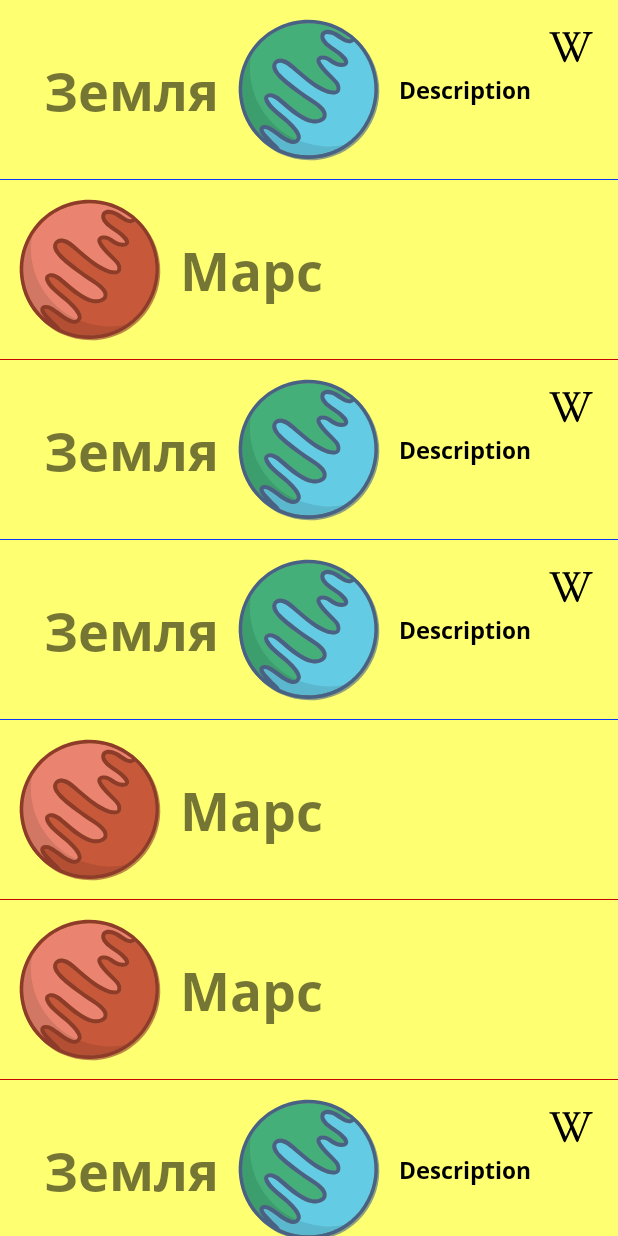
After one commit to ip-droid/PiK4A, an Android app: the RecyclerActivity screen opened directly, with no data from a screen before it, on a phone screen of 412 x 824 dp. The commit adds this screen. Run offline under Robolectric (Android 15) with nearby library versions, the phone set to English and light mode, and no system bars.

Commit message:
Создал RecyclerActivityAdapter.kt c ViewHolder двух типов TYPE_EARTH и TYPE_MARS

```diff
--- a/app/src/main/AndroidManifest.xml
+++ b/app/src/main/AndroidManifest.xml
@@ -25,7 +25,6 @@
         </activity>
 
 
-
         <activity
             android:name=".animation.AnimationsActivity"
             android:exported="true">
@@ -34,22 +33,24 @@
         <activity
             android:name=".animation.AnimationsActivityBonus"
             android:exported="true">
+        </activity>
+
+
+        <activity
+            android:name=".recycler.RecyclerActivity"
+            android:exported="true">
+
             <intent-filter>
                 <action android:name="android.intent.action.MAIN" />
 
                 <category android:name="android.intent.category.LAUNCHER" />
             </intent-filter>
-
         </activity>
-
-
 
 
         <activity
             android:name=".view.MainActivity"
             android:exported="true">
-
-
         </activity>
     </application>
 
--- /dev/null
+++ b/app/src/main/java/com/google/pik4a/recycler/Data.kt
@@ -0,0 +1,3 @@
+package com.google.pik4a.recycler
+
+data class Data(val someText:String = "Text",val someDescription: String = "Description")
--- /dev/null
+++ b/app/src/main/java/com/google/pik4a/recycler/OnListItemClickListener.kt
@@ -0,0 +1,5 @@
+package com.google.pik4a.recycler
+
+interface OnListItemClickListener {
+    fun onItemClick(date:Data)
+}
--- /dev/null
+++ b/app/src/main/java/com/google/pik4a/recycler/RecyclerActivity.kt
@@ -0,0 +1,32 @@
+package com.google.pik4a.recycler
+
+import android.os.Bundle
+import android.widget.Toast
+import androidx.appcompat.app.AppCompatActivity
+import com.google.pik4a.databinding.ActivityRecyclerBinding
+
+class RecyclerActivity : AppCompatActivity() {
+    lateinit var binding: ActivityRecyclerBinding
+    override fun onCreate(savedInstanceState: Bundle?) {
+        super.onCreate(savedInstanceState)
+        binding = ActivityRecyclerBinding.inflate(layoutInflater)
+        setContentView(binding.root)
+
+        val data = listOf(
+            Data("Earth"),
+            Data("Mars", ""),
+            Data("Earth"),
+            Data("Earth"),
+            Data("Mars", ""),
+            Data("Mars", ""),
+            Data("Earth"),
+            Data("Mars", "")
+        )
+        binding.recyclerView.adapter = RecyclerActivityAdapter(
+            object : OnListItemClickListener {
+                override fun onItemClick(data: Data) {
+                    Toast.makeText(this@RecyclerActivity,data.someText, Toast.LENGTH_SHORT).show()
+                }
+            }, data)
+    }
+}
--- /dev/null
+++ b/app/src/main/java/com/google/pik4a/recycler/RecyclerActivityAdapter.kt
@@ -0,0 +1,82 @@
+package com.google.pik4a.recycler
+
+import android.view.LayoutInflater
+import android.view.View
+import android.view.ViewGroup
+import androidx.recyclerview.widget.RecyclerView
+import com.google.pik4a.databinding.ActivityRecyclerItemEarthBinding
+import com.google.pik4a.databinding.ActivityRecyclerItemMarsBinding
+
+class RecyclerActivityAdapter(
+    private var onListItemClickListener: OnListItemClickListener,
+    private var data: List<Data>
+) : RecyclerView.Adapter<RecyclerView.ViewHolder>() {
+
+    override fun onCreateViewHolder(parent: ViewGroup, viewType: Int): RecyclerView.ViewHolder {
+        return when(viewType){
+            TYPE_EARTH->{
+                val binding: ActivityRecyclerItemEarthBinding =
+                    ActivityRecyclerItemEarthBinding.inflate(LayoutInflater.from(parent.context),parent,false)
+                EarthViewHolder(binding.root)
+            }
+            TYPE_MARS->{
+                val binding: ActivityRecyclerItemMarsBinding =
+                    ActivityRecyclerItemMarsBinding.inflate(LayoutInflater.from(parent.context),parent,false)
+                MarsViewHolder(binding.root)
+            }
+            else -> {
+                val binding: ActivityRecyclerItemMarsBinding =
+                    ActivityRecyclerItemMarsBinding.inflate(LayoutInflater.from(parent.context),parent,false)
+                MarsViewHolder(binding.root)
+            }
+        }
+    }
+
+    override fun getItemViewType(position: Int): Int {
+        return if(data[position].someDescription.isNullOrBlank()) TYPE_MARS else TYPE_EARTH
+    }
+
+    override fun onBindViewHolder(holder: RecyclerView.ViewHolder, position: Int) {
+        when(getItemViewType(position)){
+            TYPE_EARTH->{
+                (holder as EarthViewHolder).bind(data[position])
+            }
+            TYPE_MARS->{
+                (holder as MarsViewHolder).bind(data[position])
+            }
+        }
+    }
+
+    override fun getItemCount(): Int {
+        return data.size
+    }
+
+    inner class EarthViewHolder(view: View): RecyclerView.ViewHolder(view){
+        fun bind(data: Data){
+            ActivityRecyclerItemEarthBinding.bind(itemView).apply {
+                descriptionTextView.text = data.someDescription
+                wikiImageView.setOnClickListener {
+                    onListItemClickListener.onItemClick(data)
+                }
+            }
+        }
+    }
+
+    inner class MarsViewHolder(view: View): RecyclerView.ViewHolder(view){
+        fun bind(data: Data){
+            // было itemView.findViewById<ImageView>(R.id.marsImageView).setOnClickListener {  }
+            ActivityRecyclerItemMarsBinding.bind(itemView).apply {
+                marsImageView.setOnClickListener {
+                    onListItemClickListener.onItemClick(data)
+                }
+            }
+        }
+    }
+
+    companion object{
+        private const val TYPE_EARTH=0
+        private const val TYPE_MARS=1
+    }
+
+
+}
--- a/app/src/main/java/com/google/pik4a/view/picture/BottomNavigationDrawerFragment.kt
+++ b/app/src/main/java/com/google/pik4a/view/picture/BottomNavigationDrawerFragment.kt
@@ -11,6 +11,7 @@ import com.google.pik4a.R
 import com.google.pik4a.animation.AnimationsActivity
 import com.google.pik4a.animation.AnimationsActivityBonus
 import com.google.pik4a.databinding.BottonNavigationLayoutBinding
+import com.google.pik4a.recycler.RecyclerActivity
 
 class BottomNavigationDrawerFragment : BottomSheetDialogFragment() {
 
@@ -42,6 +43,11 @@ class BottomNavigationDrawerFragment : BottomSheetDialogFragment() {
                         startActivity(Intent(it, AnimationsActivityBonus::class.java))
                     }
                 }
+                R.id.navigation_third ->{
+                    activity?.let {
+                        startActivity(Intent(it, RecyclerActivity::class.java))
+                    }
+                }
             }
             true
         }
--- /dev/null
+++ b/app/src/main/res/layout/activity_recycler.xml
@@ -0,0 +1,16 @@
+<?xml version="1.0" encoding="utf-8"?>
+<androidx.constraintlayout.widget.ConstraintLayout xmlns:android="http://schemas.android.com/apk/res/android"
+    xmlns:app="http://schemas.android.com/apk/res-auto"
+    android:layout_width="match_parent"
+    android:layout_height="match_parent">
+
+    <androidx.recyclerview.widget.RecyclerView
+        android:id="@+id/recyclerView"
+        android:layout_width="match_parent"
+        android:layout_height="wrap_content"
+        app:layoutManager="androidx.recyclerview.widget.LinearLayoutManager"
+        app:layout_constraintEnd_toEndOf="parent"
+        app:layout_constraintHorizontal_bias="0.0"
+        app:layout_constraintStart_toStartOf="parent"
+        app:layout_constraintTop_toTopOf="parent" />
+</androidx.constraintlayout.widget.ConstraintLayout>
--- /dev/null
+++ b/app/src/main/res/layout/activity_recycler_item_earth.xml
@@ -0,0 +1,60 @@
+<?xml version="1.0" encoding="utf-8"?>
+<androidx.constraintlayout.widget.ConstraintLayout xmlns:android="http://schemas.android.com/apk/res/android"
+    xmlns:app="http://schemas.android.com/apk/res-auto"
+    android:layout_width="match_parent"
+    android:layout_height="wrap_content">
+
+    <androidx.appcompat.widget.AppCompatImageView
+        android:id="@+id/earthImageView"
+        android:layout_width="120dp"
+        android:layout_height="120dp"
+        app:layout_constraintEnd_toEndOf="parent"
+        app:layout_constraintStart_toStartOf="parent"
+        app:layout_constraintTop_toTopOf="parent"
+        app:srcCompat="@drawable/bg_earth" />
+
+    <androidx.appcompat.widget.AppCompatTextView
+        android:layout_width="wrap_content"
+        android:layout_height="wrap_content"
+        android:text="Земля"
+        android:textSize="35sp"
+        android:textStyle="bold"
+        app:layout_constraintBottom_toBottomOf="@+id/earthImageView"
+        app:layout_constraintEnd_toStartOf="@+id/earthImageView"
+        app:layout_constraintTop_toTopOf="@+id/earthImageView" />
+
+    <androidx.appcompat.widget.AppCompatImageView
+        android:id="@+id/wikiImageView"
+        android:layout_width="wrap_content"
+        android:layout_height="wrap_content"
+        android:layout_margin="15dp"
+        app:layout_constraintEnd_toEndOf="parent"
+        app:layout_constraintTop_toTopOf="parent"
+        app:srcCompat="@drawable/ic_wikipedia" />
+
+    <androidx.appcompat.widget.AppCompatTextView
+        android:id="@+id/descriptionTextView"
+        android:layout_width="0dp"
+        android:layout_height="wrap_content"
+        android:text="Дополнительный текст"
+        android:textColor="#000"
+        android:textSize="15sp"
+        app:layout_constraintBottom_toBottomOf="@+id/earthImageView"
+        app:layout_constraintEnd_toStartOf="@+id/barrier"
+        app:layout_constraintStart_toEndOf="@+id/earthImageView"
+        app:layout_constraintTop_toTopOf="@+id/earthImageView" />
+
+    <androidx.constraintlayout.widget.Barrier
+        android:id="@+id/barrier"
+        android:layout_width="wrap_content"
+        android:layout_height="wrap_content"
+        app:barrierDirection="end"
+        app:constraint_referenced_ids="wikiImageView" />
+
+    <View
+        android:layout_width="match_parent"
+        android:layout_height="1px"
+        android:background="#0D39F9"
+        app:layout_constraintBottom_toBottomOf="@+id/earthImageView"
+        app:layout_constraintStart_toStartOf="parent" />
+</androidx.constraintlayout.widget.ConstraintLayout>
--- /dev/null
+++ b/app/src/main/res/layout/activity_recycler_item_mars.xml
@@ -0,0 +1,31 @@
+<?xml version="1.0" encoding="utf-8"?>
+<androidx.constraintlayout.widget.ConstraintLayout xmlns:android="http://schemas.android.com/apk/res/android"
+    xmlns:app="http://schemas.android.com/apk/res-auto"
+    android:layout_width="match_parent"
+    android:layout_height="wrap_content">
+
+    <androidx.appcompat.widget.AppCompatImageView
+        android:id="@+id/marsImageView"
+        android:layout_width="120dp"
+        android:layout_height="120dp"
+        app:layout_constraintStart_toStartOf="parent"
+        app:layout_constraintTop_toTopOf="parent"
+        app:srcCompat="@drawable/bg_mars" />
+
+    <androidx.appcompat.widget.AppCompatTextView
+        android:layout_width="wrap_content"
+        android:layout_height="wrap_content"
+        android:text="Марс"
+        android:textSize="35sp"
+        android:textStyle="bold"
+        app:layout_constraintBottom_toBottomOf="@+id/marsImageView"
+        app:layout_constraintStart_toEndOf="@+id/marsImageView"
+        app:layout_constraintTop_toTopOf="@+id/marsImageView" />
+
+    <View
+        android:layout_width="match_parent"
+        android:layout_height="1px"
+        android:background="#C90202"
+        app:layout_constraintBottom_toBottomOf="@+id/marsImageView"
+        app:layout_constraintStart_toStartOf="parent" />
+</androidx.constraintlayout.widget.ConstraintLayout>
--- a/app/src/main/res/menu/menu_bottom_navigation.xml
+++ b/app/src/main/res/menu/menu_bottom_navigation.xml
@@ -1,6 +1,5 @@
 <?xml version="1.0" encoding="utf-8"?>
-<menu xmlns:android="http://schemas.android.com/apk/res/android"
-    xmlns:app="http://schemas.android.com/apk/res-auto">
+<menu xmlns:android="http://schemas.android.com/apk/res/android">
     <!--   <group android:checkableBehavior="none">-->
     <!--       <item-->
     <!--           android:id="@+id/navigation_one"-->
@@ -23,6 +22,18 @@
     <!--   </group>-->
 
 
+    <!--    <group android:checkableBehavior="none">-->
+    <!--        <item-->
+    <!--            android:id="@+id/navigation_one"-->
+    <!--            android:icon="@drawable/ic_archive"-->
+    <!--            android:title="На экран 1" />-->
+    <!--        <item-->
+    <!--            android:id="@+id/navigation_two"-->
+    <!--            android:icon="@drawable/ic_send"-->
+    <!--            android:title="На экран 2" />-->
+    <!--    </group>-->
+
+
     <group android:checkableBehavior="none">
         <item
             android:id="@+id/navigation_one"
@@ -32,6 +43,12 @@
             android:id="@+id/navigation_two"
             android:icon="@drawable/ic_send"
             android:title="На экран 2" />
+
+        <item
+            android:id="@+id/navigation_third"
+            android:icon="@drawable/ic_telescope"
+            android:title="На экран 3" />
     </group>
 
+
 </menu>
```
